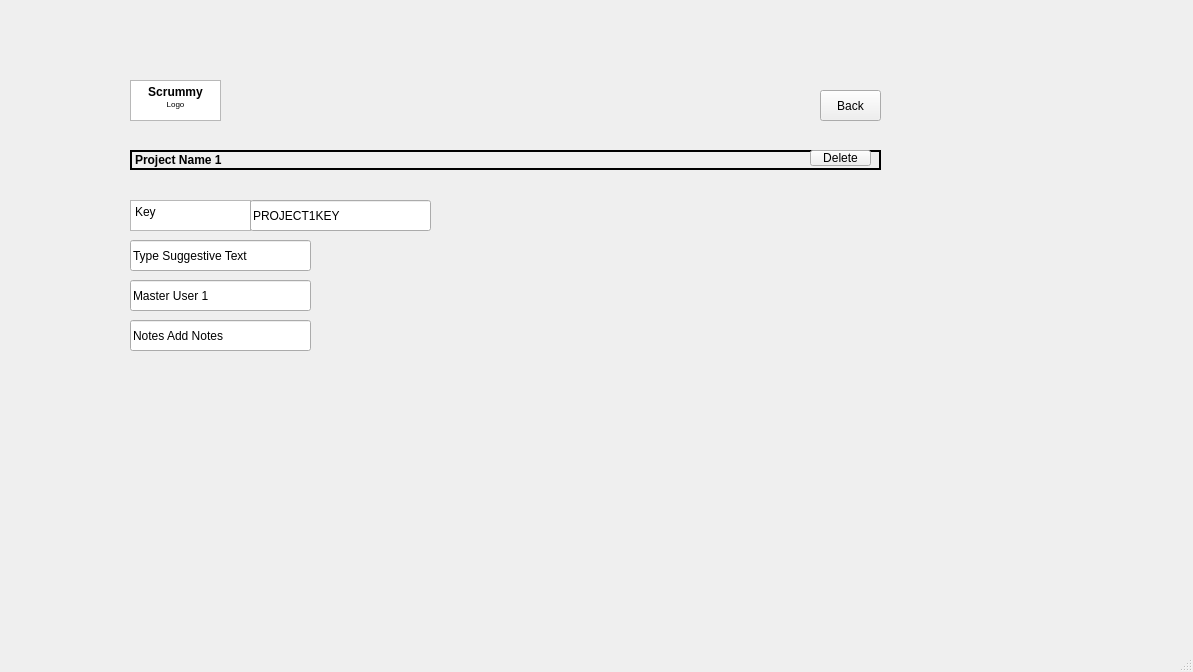
Old version of the form code/Staging_Environment/SP23/code/SP23/projectcreation.ui in the repository muazzamaqeel/Software-Project-CTS-5.
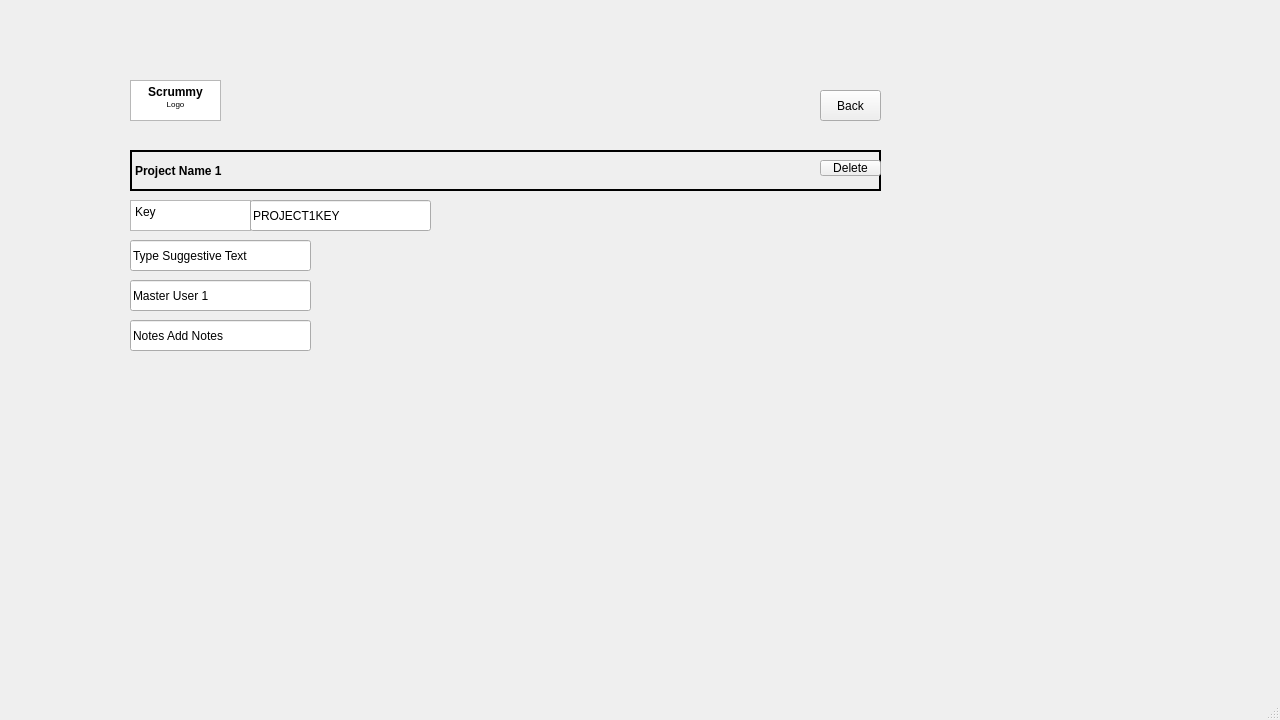
New version of the form.

What changed in the file:
```diff
--- a/code/Staging_Environment/SP23/code/SP23/projectcreation.ui
+++ b/code/Staging_Environment/SP23/code/SP23/projectcreation.ui
@@ -6,10 +6,22 @@
    <rect>
     <x>0</x>
     <y>0</y>
-    <width>1193</width>
-    <height>672</height>
+    <width>1280</width>
+    <height>720</height>
    </rect>
   </property>
+  <property name="minimumSize">
+   <size>
+    <width>1280</width>
+    <height>720</height>
+   </size>
+  </property>
+  <property name="maximumSize">
+   <size>
+    <width>1280</width>
+    <height>720</height>
+   </size>
+  </property>
   <property name="windowTitle">
    <string>MainWindow</string>
   </property>
@@ -100,7 +112,7 @@
       <x>130</x>
       <y>150</y>
       <width>751</width>
-      <height>20</height>
+      <height>41</height>
      </rect>
     </property>
     <property name="font">
@@ -124,8 +136,8 @@
    <widget class="QPushButton" name="pushButton_5">
     <property name="geometry">
      <rect>
-      <x>810</x>
-      <y>150</y>
+      <x>820</x>
+      <y>160</y>
       <width>61</width>
       <height>16</height>
      </rect>
```
Left out of the diff: 4 changed lines with no effect on the pictures.
